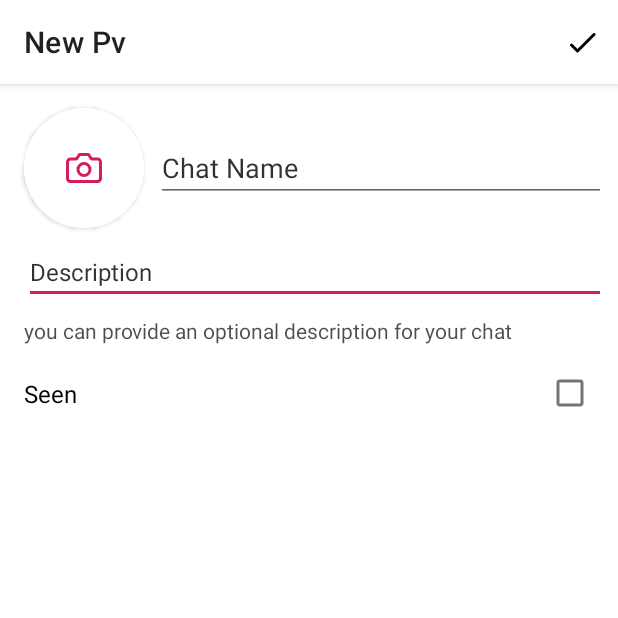
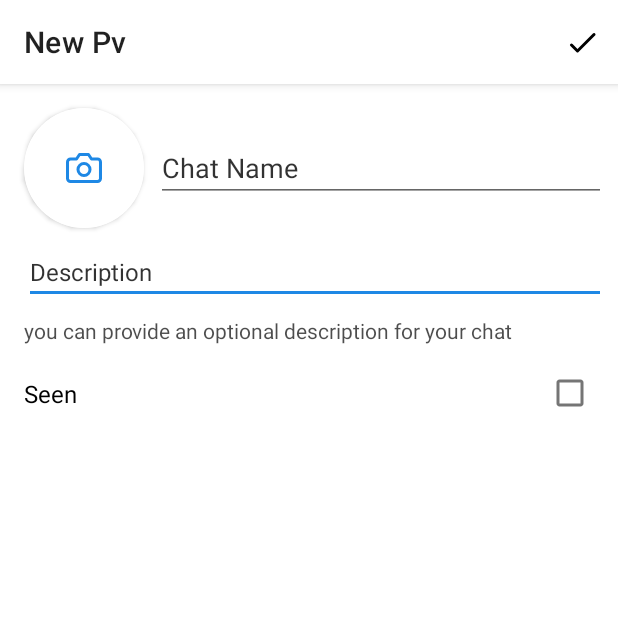
Before and after one commit to anrooid/PycanMessenger, an Android app: the AddNew screen opened directly, with no data from a screen before it, after a tap on "PV", on a phone screen of 412 x 824 dp, the top half of it. Run offline under Robolectric (Android 15) with nearby library versions, the phone set to English and light mode, and no system bars; libraries missing offline, so code that uses them is left out: com.parse.

Commit message:
amir : others bug fix & some theme changes

```diff
--- a/app/src/main/java/com/example/pycanmessenger/Activity/AddNew.java
+++ b/app/src/main/java/com/example/pycanmessenger/Activity/AddNew.java
@@ -9,7 +9,7 @@ import android.widget.TextView;
 
 import com.example.pycanmessenger.R;
 
-public class AddNew extends AppCompatActivity {
+public class AddNew extends AppCompatActivity implements View.OnClickListener {
 
 
     private TextView Pv , Group , Channel ;
@@ -25,39 +25,31 @@ public class AddNew extends AppCompatActivity {
         Group = findViewById(R.id.txtGroup);
 
 
-        View.OnClickListener clickListener = new View.OnClickListener() {
+    }
+
+    @Override
+    protected void onResume() {
+        Pv.setOnClickListener(this); Group.setOnClickListener(this); Channel.setOnClickListener(this);
+        super.onResume();
+    }
+
     @Override
     public void onClick(View v) {
         Intent intent = new Intent(AddNew.this , NewChat.class);
         switch (v.getId()){
             case R.id.txtGroup :
-                        Pv.setVisibility(View.GONE); Channel.setVisibility(View.GONE);
+                Pv.setOnClickListener(null); Channel.setOnClickListener(null);
                 intent.putExtra("prefixG", "Group");
                 break;
             case R.id.txtChannel :
-                        Pv.setVisibility(View.GONE); Group.setVisibility(View.GONE);
+                Pv.setOnClickListener(null); Group.setOnClickListener(null);
                 intent.putExtra("prefixC", "Channel");
                 break;
             case R.id.txtPv :
-                        Group.setVisibility(View.GONE); Channel.setVisibility(View.GONE);
+                Group.setOnClickListener(null); Channel.setOnClickListener(null);
                 intent.putExtra("prefixP", "Pv");
                 break;
         }
         startActivity(intent);
-
-            }
-        };
-
-        Pv.setOnClickListener(clickListener);
-        Channel.setOnClickListener(clickListener);
-        Group.setOnClickListener(clickListener);
-
-
-    }
-
-    @Override
-    protected void onResume() {
-        Pv.setVisibility(View.VISIBLE); Group.setVisibility(View.VISIBLE); Channel.setVisibility(View.VISIBLE);
-        super.onResume();
     }
 }
--- a/app/src/main/res/drawable/ic_seen.xml
+++ b/app/src/main/res/drawable/ic_seen.xml
@@ -5,5 +5,5 @@
     android:viewportHeight="7.984">
   <path
       android:pathData="M10.569,0.001a0.46,0.46 0,0 0,-0.314 0.146L5.029,5.611 3.241,3.823a0.46,0.46 0,1 0,-0.651 0.651l1.8,1.8 -0.564,0.589L0.786,3.823a0.46,0.46 0,1 0,-0.651 0.651l3.376,3.376a0.46,0.46 0,0 0,0.658 -0.007l0.875,-0.915 0.922,0.922a0.46,0.46 0,0 0,0.658 -0.007l6.752,-7.059a0.46,0.46 0,1 0,-0.665 -0.637L6.284,6.866l-0.6,-0.6 5.24,-5.479a0.46,0.46 0,0 0,-0.352 -0.783Z"
-      android:fillColor="#0090ff"/>
+      android:fillColor="?attr/colorSecondary"/>
 </vector>
--- a/app/src/main/res/drawable/tab_indicator.xml
+++ b/app/src/main/res/drawable/tab_indicator.xml
@@ -3,5 +3,5 @@
     android:shape="rectangle">
 
     <corners android:topLeftRadius="40dp" android:topRightRadius="40dp"/>
-    <solid android:color="@color/dark_ac"/>
+    <solid android:color="@color/ac_color"/>
 </shape>
--- a/app/src/main/res/layout/activity_add_new.xml
+++ b/app/src/main/res/layout/activity_add_new.xml
@@ -4,6 +4,7 @@
     xmlns:tools="http://schemas.android.com/tools"
     android:layout_width="match_parent"
     android:layout_height="match_parent"
+    android:animateLayoutChanges="true"
     >
 
     <com.google.android.material.appbar.AppBarLayout
@@ -42,7 +43,7 @@
             android:alpha=".7"
             android:text="Select which one do you want to add "
             app:layout_constraintEnd_toEndOf="@+id/txtChannel"
-            app:layout_constraintStart_toStartOf="@+id/txtChannel"
+            app:layout_constraintStart_toStartOf="parent"
             app:layout_constraintTop_toBottomOf="@+id/txtChannel" />
 
         <TextView
--- a/app/src/main/res/layout/activity_profile_editor.xml
+++ b/app/src/main/res/layout/activity_profile_editor.xml
@@ -14,7 +14,7 @@
         app:cropAspectRatioX="5"
         app:cropAspectRatioY="5"
         app:cropFixAspectRatio="true"
-        app:cropScaleType="centerCrop"
+        app:cropScaleType="centerInside"
         app:cropShape="oval"
         app:layout_constraintBottom_toBottomOf="@+id/gradiant_back"
         app:layout_constraintEnd_toEndOf="parent"
--- a/app/src/main/res/values-night/themes.xml
+++ b/app/src/main/res/values-night/themes.xml
@@ -6,9 +6,9 @@
         <item name="colorPrimaryVariant">@color/dark</item>
         <item name="colorOnPrimary">@color/white</item>
         <!-- Secondary brand color. -->
-        <item name="colorSecondary">@color/dark_ac</item>
-        <item name="colorSecondaryVariant">@color/dark_ac</item>
-        <item name="colorOnSecondary">@color/dark_ac</item>
+        <item name="colorSecondary">@color/ac_color</item>
+        <item name="colorSecondaryVariant">@color/ac_color</item>
+        <item name="colorOnSecondary">@color/ac_color</item>
         <!-- Status bar color. -->
         <item name="android:statusBarColor" tools:targetApi="l">?attr/colorPrimaryVariant</item>
         <!-- Customize your theme here. -->
@@ -19,18 +19,16 @@
     </style>
     <style name="Theme.FloatingActionButton" parent="Widget.MaterialComponents.FloatingActionButton">
         <item name="backgroundTint">@color/dark</item>
-        <item name="tint">@color/dark_ac</item>
+        <item name="tint">@color/ac_color</item>
         <item name="rippleColor">@color/black_hint</item>
     </style>
 
-    <style name="Theme.Vector" parent="Widget.AppCompat.ImageButton">
-        <item name="tint">@color/dark_ac</item>
-    </style>
+
 
     <style name="Theme.Tab" parent="Widget.MaterialComponents.TabLayout">
         <item name="android:background">@color/dark</item>
         <item name="tabIndicator">@drawable/tab_indicator</item>
-        <item name="tabTextColor">@color/dark_ac</item>
+        <item name="tabTextColor">@color/ac_color</item>
         <item name="tabSelectedTextColor">@color/white</item>
         <item name="tabIndicatorFullWidth">false</item>
         <item name="tabIndicatorGravity">bottom</item>
--- a/app/src/main/res/values/colors.xml
+++ b/app/src/main/res/values/colors.xml
@@ -5,8 +5,7 @@
     <color name="black_hint">#CD000000</color>
     <color name="white">#FFFFFFFF</color>
     <color name="white_hint">#CCFFFFFF</color>
-    <color name="dark">#28253A</color>
-    <color name="dark_ac">#CE6F8D</color>
-    <color name="light_ac">#D81B60</color>
+    <color name="dark">#252A3A</color>
+    <color name="ac_color">#1E88E5</color>
 
 </resources>
--- a/app/src/main/res/values/themes.xml
+++ b/app/src/main/res/values/themes.xml
@@ -6,9 +6,9 @@
         <item name="colorPrimaryVariant">@color/white</item>
         <item name="colorOnPrimary">@color/black</item>
         <!-- Secondary brand color. -->
-        <item name="colorSecondary">@color/light_ac</item>
-        <item name="colorSecondaryVariant">@color/light_ac</item>
-        <item name="colorOnSecondary">@color/light_ac</item>
+        <item name="colorSecondary">@color/ac_color</item>
+        <item name="colorSecondaryVariant">@color/ac_color</item>
+        <item name="colorOnSecondary">@color/ac_color</item>
         <!-- Status bar color. -->
         <item name="android:statusBarColor" tools:targetApi="l">?attr/colorPrimaryVariant</item>
         <item name="android:windowLightStatusBar" tools:targetApi="23">true</item>
@@ -17,24 +17,29 @@
         <item name="android:navigationBarColor">@color/white</item>
         <item name="android:textColor">@color/black</item>
         <item name="android:textColorHint">@color/black_hint</item>
+        <item name="alertDialogTheme">@style/AlertDialogTheme</item>
     </style>
     <style name="Theme.FloatingActionButton" parent="Widget.MaterialComponents.FloatingActionButton">
-        <item name="backgroundTint">@color/light_ac</item>
+        <item name="backgroundTint">@color/ac_color</item>
         <item name="tint">@color/white</item>
         <item name="rippleColor">@color/white_hint</item>
     </style>
-    <style name="Theme.Vector" parent="Widget.AppCompat.ImageButton">
-        <item name="tint">@color/dark_ac</item>
+
+    <style name="AlertDialogTheme" parent="ThemeOverlay.MaterialComponents.Dialog.Alert">
+        <item name="buttonBarPositiveButtonStyle">@style/PositiveButtonStyle</item>
+    </style>
+    <style name="PositiveButtonStyle" parent="Widget.MaterialComponents.Button.TextButton.Dialog">
+        <item name="android:textColor">?attr/colorSecondary</item>
     </style>
 
     <style name="Theme.Tab" parent="Widget.MaterialComponents.TabLayout">
         <item name="android:background">@color/white</item>
         <item name="tabIndicator">@drawable/tab_indicator</item>
         <item name="tabTextColor">@color/black</item>
-        <item name="tabSelectedTextColor">@color/light_ac</item>
+        <item name="tabSelectedTextColor">@color/ac_color</item>
         <item name="tabIndicatorFullWidth">false</item>
         <item name="tabIndicatorGravity">bottom</item>
-        <item name="tabIndicatorColor">@color/light_ac</item>
+        <item name="tabIndicatorColor">@color/ac_color</item>
         <item name="tabIndicatorHeight">4dp</item>
         <item name="tabRippleColor">@color/white</item>
     </style>
```
Also changed, not shown: app/src/main/java/com/example/pycanmessenger/Activity/NewChat.java (+29 -25 lines), app/src/main/java/com/example/pycanmessenger/Activity/ProfileEditor.java (+13 -15 lines). Lines whose indentation alone changed are shown as unchanged.
